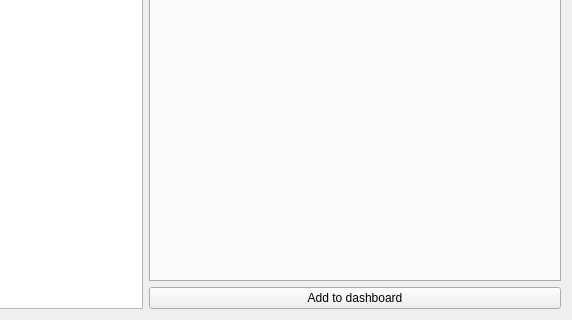
KLZ-0/ICP-project, file src/gui/explorer.ui: the form before one commit; both pictures show x 280 to 852 and y 387 to 707 of the 852 by 707 pixel window.
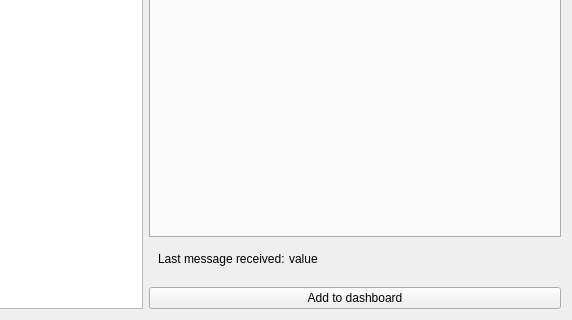
The form after the commit.

Commit message: Add timestamp to explorer

The edit to the form file:
```diff
--- a/src/gui/explorer.ui
+++ b/src/gui/explorer.ui
@@ -14,6 +14,13 @@
    <string>Form</string>
   </property>
   <layout class="QGridLayout" name="gridLayout">
+   <item row="3" column="2">
+    <widget class="QPushButton" name="dashboardButton">
+     <property name="text">
+      <string>Add to dashboard</string>
+     </property>
+    </widget>
+   </item>
       <item row="0" column="2">
           <widget class="QTabWidget" name="tabWidget">
               <property name="tabPosition">
@@ -24,14 +31,7 @@
               </property>
           </widget>
       </item>
-      <item row="1" column="2">
-          <widget class="QPushButton" name="dashboardButton">
-              <property name="text">
-                  <string>Add to dashboard</string>
-              </property>
-          </widget>
-      </item>
-      <item row="0" column="1" rowspan="2">
+   <item row="0" column="1" rowspan="4">
           <widget class="QTreeWidget" name="treeWidget">
               <property name="expandsOnDoubleClick">
                   <bool>false</bool>
@@ -46,6 +46,41 @@
               </column>
           </widget>
    </item>
+   <item row="1" column="2">
+    <widget class="QWidget" name="timestampWidget" native="true">
+     <property name="sizePolicy">
+      <sizepolicy hsizetype="Preferred" vsizetype="Fixed">
+       <horstretch>0</horstretch>
+       <verstretch>0</verstretch>
+      </sizepolicy>
+     </property>
+     <layout class="QFormLayout" name="formLayout">
+      <property name="horizontalSpacing">
+       <number>4</number>
+      </property>
+      <item row="0" column="0">
+       <widget class="QLabel" name="label">
+        <property name="sizePolicy">
+         <sizepolicy hsizetype="Preferred" vsizetype="Preferred">
+          <horstretch>0</horstretch>
+          <verstretch>0</verstretch>
+         </sizepolicy>
+        </property>
+        <property name="text">
+         <string>Last message received:</string>
+        </property>
+       </widget>
+      </item>
+      <item row="0" column="1">
+       <widget class="QLabel" name="timestampLabel">
+        <property name="text">
+         <string>value</string>
+        </property>
+       </widget>
+      </item>
+     </layout>
+    </widget>
+   </item>
   </layout>
  </widget>
  <resources/>
```
Lines whose indentation alone changed are shown as unchanged. The commit also changes 4 other files.
